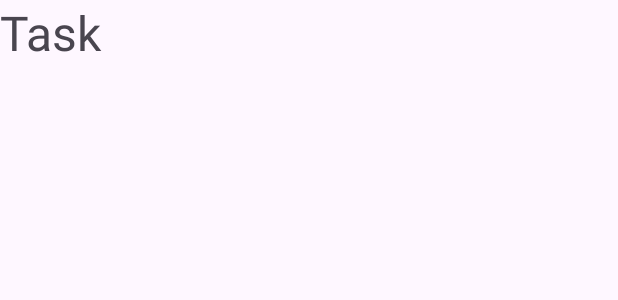
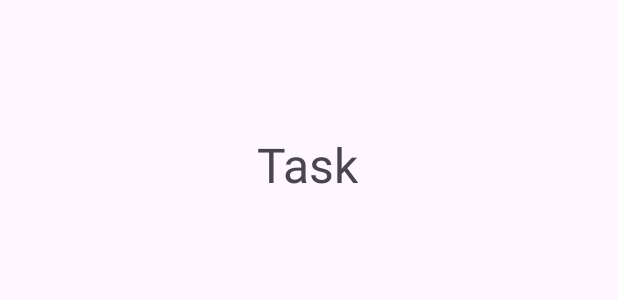
Before and after one commit to JoeyBarrientes/AppProgProject, an Android app: the layout activity_task_view.xml on its own in the app's theme, with its tools: preview values and no code run, on a phone screen of 412 x 824 dp. Shown: the top 300 px of the screen. Run offline under Robolectric (Android 15) with nearby library versions, the phone set to English and light mode, and no system bars.

Commit message:
added activities

```diff
--- a/app/src/main/res/layout/activity_task_view.xml
+++ b/app/src/main/res/layout/activity_task_view.xml
@@ -11,10 +11,13 @@
         android:id="@+id/task_name"
         android:layout_width="wrap_content"
         android:layout_height="wrap_content"
+        android:layout_marginTop="88dp"
         android:text="Task"
         android:textSize="32dp"
-        tools:layout_editor_absoluteX="161dp"
-        tools:layout_editor_absoluteY="65dp" />
+        app:layout_constraintEnd_toEndOf="parent"
+        app:layout_constraintHorizontal_bias="0.498"
+        app:layout_constraintStart_toStartOf="parent"
+        app:layout_constraintTop_toTopOf="parent" />
 
 
 </androidx.constraintlayout.widget.ConstraintLayout>
```
